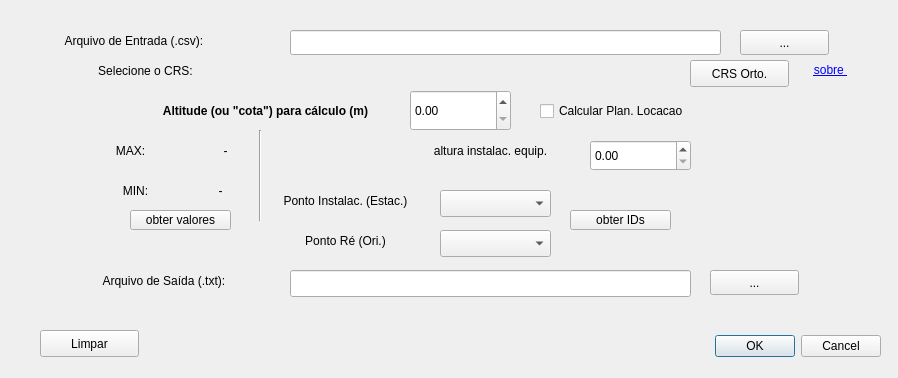
Before: the Qt Designer form volumator_dialog_base.ui in kauevestena/volum, drawn with Qt 5.
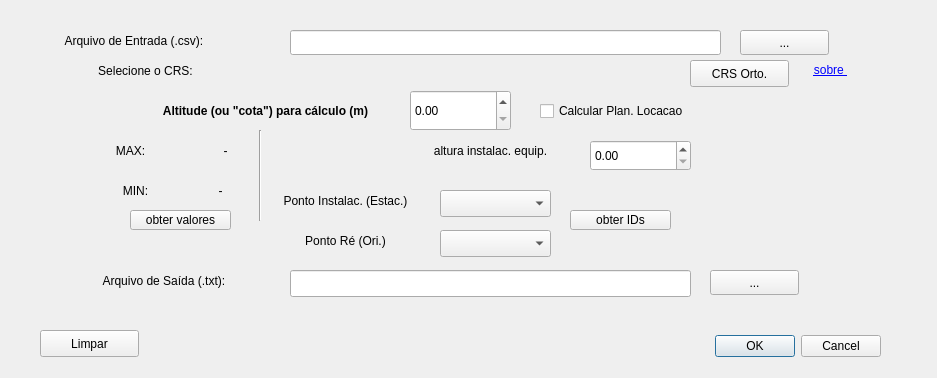
After: the same form once the commit is applied. Custom widgets are drawn as their Qt base class.

Patch:
```diff
--- a/volumator_dialog_base.ui
+++ b/volumator_dialog_base.ui
@@ -6,7 +6,7 @@
    <rect>
     <x>0</x>
     <y>0</y>
-    <width>898</width>
+    <width>937</width>
     <height>378</height>
    </rect>
   </property>
```
Left out of the diff: 4 changed lines with no effect on the pictures.
